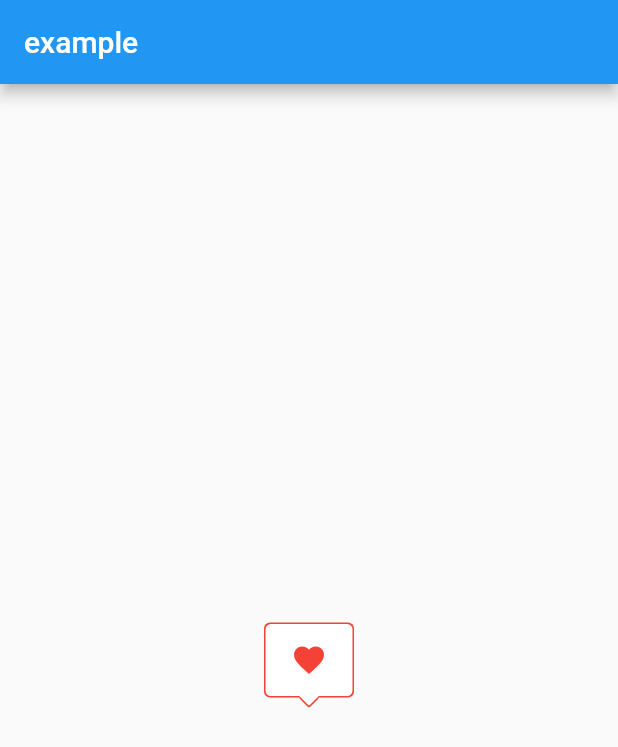
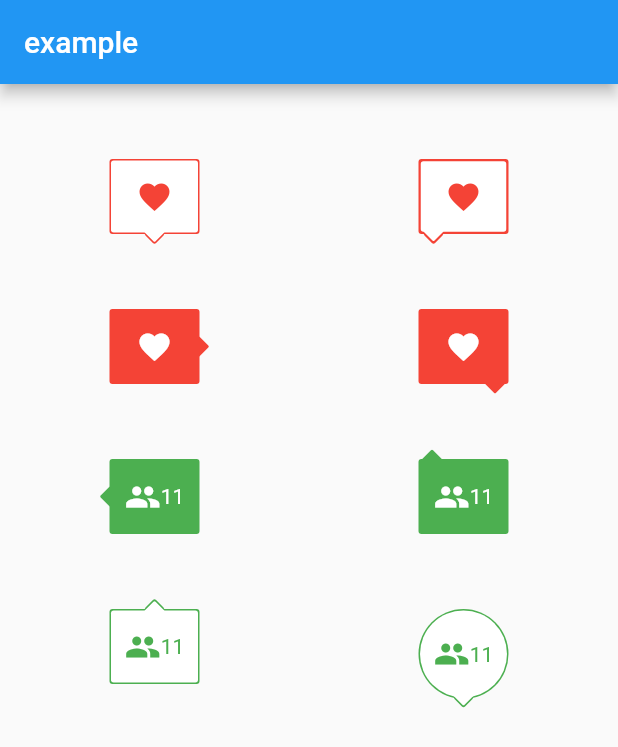
Before and after one commit to s-tyd/speech_balloon, a Flutter app: the screen it shows after launch, on a phone screen of 412 x 824 dp. Shown: the top 747 px of the screen. Run offline on Flutter 3.47's test engine with Material 2 defaults, Android fonts, the phone set to English and light mode, and no system bars.

Commit message:
add example

```diff
--- a/example/lib/main.dart
+++ b/example/lib/main.dart
@@ -17,17 +17,133 @@ class _MyAppState extends State<MyApp> {
           title: const Text('example'),
         ),
         body: Center(
-          child: SpeechBalloon(
-            height: 50,
-            width: 60,
+          child: Row(
+            mainAxisAlignment: MainAxisAlignment.spaceAround,
+            children: [
+              Column(
+                children: [
+                  SizedBox(height: 50),
+                  SpeechBalloon(
                     nipLocation: NipLocation.bottom,
                     borderColor: Colors.red,
                     color: Colors.white,
-            // borderWidth: 5,
                     child: Icon(
                       Icons.favorite,
                       color: Colors.red,
                     ),
+                  ),
+                  SizedBox(height: 50),
+                  SpeechBalloon(
+                    nipLocation: NipLocation.right,
+                    color: Colors.red,
+                    child: Icon(
+                      Icons.favorite,
+                      color: Colors.white,
+                    ),
+                  ),
+                  SizedBox(height: 50),
+                  SpeechBalloon(
+                    nipLocation: NipLocation.left,
+                    color: Colors.green,
+                    child: Row(
+                      mainAxisAlignment: MainAxisAlignment.center,
+                      children: [
+                        Icon(
+                          Icons.people,
+                          color: Colors.white,
+                        ),
+                        Text(
+                          '11',
+                          style: TextStyle(color: Colors.white),
+                        ),
+                      ],
+                    ),
+                  ),
+                  SizedBox(height: 50),
+                  SpeechBalloon(
+                    nipLocation: NipLocation.top,
+                    borderColor: Colors.green,
+                    child: Row(
+                      mainAxisAlignment: MainAxisAlignment.center,
+                      children: [
+                        Icon(
+                          Icons.people,
+                          color: Colors.green,
+                        ),
+                        Text(
+                          '11',
+                          style: TextStyle(color: Colors.green),
+                        ),
+                      ],
+                    ),
+                  ),
+                ],
+              ),
+              Column(
+                children: [
+                  SizedBox(height: 50),
+                  SpeechBalloon(
+                    nipLocation: NipLocation.bottomLeft,
+                    borderColor: Colors.red,
+                    color: Colors.white,
+                    borderWidth: 3,
+                    child: Icon(
+                      Icons.favorite,
+                      color: Colors.red,
+                    ),
+                  ),
+                  SizedBox(height: 50),
+                  SpeechBalloon(
+                    nipLocation: NipLocation.bottomRight,
+                    color: Colors.red,
+                    child: Icon(
+                      Icons.favorite,
+                      color: Colors.white,
+                    ),
+                  ),
+                  SizedBox(height: 50),
+                  SpeechBalloon(
+                    nipLocation: NipLocation.topLeft,
+                    color: Colors.green,
+                    child: Row(
+                      mainAxisAlignment: MainAxisAlignment.center,
+                      children: [
+                        Icon(
+                          Icons.people,
+                          color: Colors.white,
+                        ),
+                        Text(
+                          '11',
+                          style: TextStyle(color: Colors.white),
+                        ),
+                      ],
+                    ),
+                  ),
+                  SizedBox(height: 50),
+                  SpeechBalloon(
+                    nipLocation: NipLocation.bottom,
+                    borderColor: Colors.green,
+                    height: 60,
+                    width: 60,
+                    borderRadius: 40,
+                    offset: Offset(0, -1),
+                    child: Row(
+                      mainAxisAlignment: MainAxisAlignment.center,
+                      children: [
+                        Icon(
+                          Icons.people,
+                          color: Colors.green,
+                        ),
+                        Text(
+                          '11',
+                          style: TextStyle(color: Colors.green),
+                        ),
+                      ],
+                    ),
+                  ),
+                ],
+              ),
+            ],
           ),
         ),
       ),
--- a/lib/speech_balloon.dart
+++ b/lib/speech_balloon.dart
@@ -16,20 +16,20 @@ enum NipLocation {
 const defaultNipHeight = 10.0;
 
 class SpeechBalloon extends StatelessWidget {
-  const SpeechBalloon(
-      {Key? key,
+  const SpeechBalloon({
+    Key? key,
     required this.child,
     this.nipLocation = NipLocation.bottom,
     this.color = Colors.white,
     this.borderColor,
-      this.borderRadius = 4.0,
+    this.borderRadius = 2,
     this.innerBorderRadius,
     this.borderWidth = 2,
     this.height = 50,
-      this.width = 50,
+    this.width = 60,
     this.nipHeight = defaultNipHeight,
-      this.offset = Offset.zero})
-      : super(key: key);
+    this.offset = Offset.zero,
+  }) : super(key: key);
 
   /// The [child] contained by the [SpeechBalloon]
   final Widget child;
@@ -85,33 +85,33 @@ class SpeechBalloon extends StatelessWidget {
     Offset? innerNipOffset;
     AlignmentGeometry? alignment;
     final vM = 0.9;
-    final hM = 0.8;
+    final hM = 1 - (borderWidth * 0.1);
 
     final rotatedNipHalfHeight = getNipHeight(nipHeight) / 2;
     final offset = nipHeight / 2 + rotatedNipHalfHeight;
     switch (nipLocation) {
       case NipLocation.top:
         final value = -offset + rotatedNipHalfHeight;
-        nipOffset = Offset(0, value);
-        innerNipOffset = Offset(0, value * vM);
+        nipOffset = this.offset + Offset(0, value);
+        innerNipOffset = this.offset + Offset(0, value * vM);
         alignment = Alignment.topCenter;
         break;
       case NipLocation.right:
         final value = offset - rotatedNipHalfHeight;
-        nipOffset = Offset(value, 0);
-        innerNipOffset = Offset(value * vM, 0);
+        nipOffset = this.offset + Offset(value, 0);
+        innerNipOffset = this.offset + Offset(value * vM, 0);
         alignment = Alignment.centerRight;
         break;
       case NipLocation.bottom:
         final value = offset - rotatedNipHalfHeight;
-        nipOffset = Offset(0, value);
-        innerNipOffset = Offset(0, value * vM);
+        nipOffset = this.offset + Offset(0, value);
+        innerNipOffset = this.offset + Offset(0, value * vM);
         alignment = Alignment.bottomCenter;
         break;
       case NipLocation.left:
         final value = -offset + rotatedNipHalfHeight;
-        nipOffset = Offset(value, 0);
-
+        nipOffset = this.offset + Offset(value, 0);
+        innerNipOffset = this.offset + Offset(value * vM, 0);
         alignment = Alignment.centerLeft;
         break;
       case NipLocation.bottomLeft:
@@ -157,7 +157,7 @@ class SpeechBalloon extends StatelessWidget {
         Stack(
           alignment: alignment,
           children: [
-            frontNip(innerNipOffset!),
+            frontNip(innerNipOffset),
             frontBalloon(),
           ],
         ),
@@ -166,11 +166,14 @@ class SpeechBalloon extends StatelessWidget {
   }
 
   Widget frontBalloon() {
-    late double innerHeight;
-    late double innerWidth;
+    late double innerHeight = height;
+    late double innerWidth = width;
+    late double innerRadius = borderRadius;
+    if (borderColor != null) {
       innerHeight = height - borderWidth;
       innerWidth = width - borderWidth;
-    final innerRadius = innerBorderRadius ?? borderRadius * 0.9;
+      innerRadius = innerBorderRadius ?? borderRadius * 0.9;
+    }
 
     return Material(
       borderRadius: BorderRadius.all(
```
Lines whose indentation alone changed are shown as unchanged.
